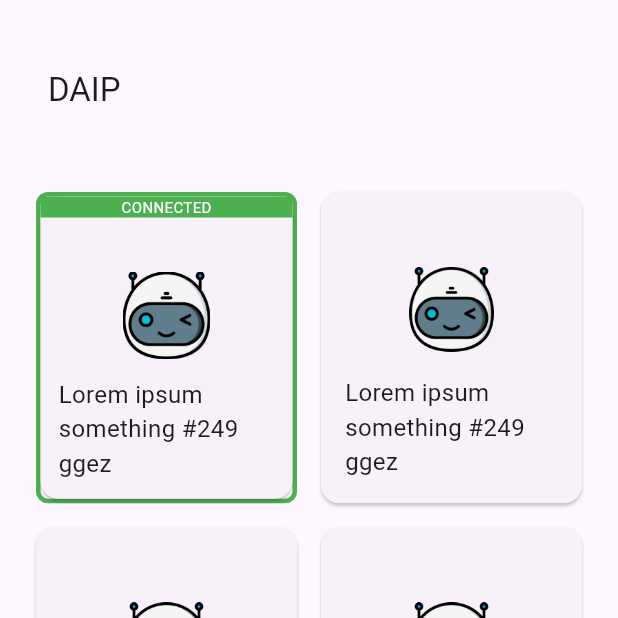
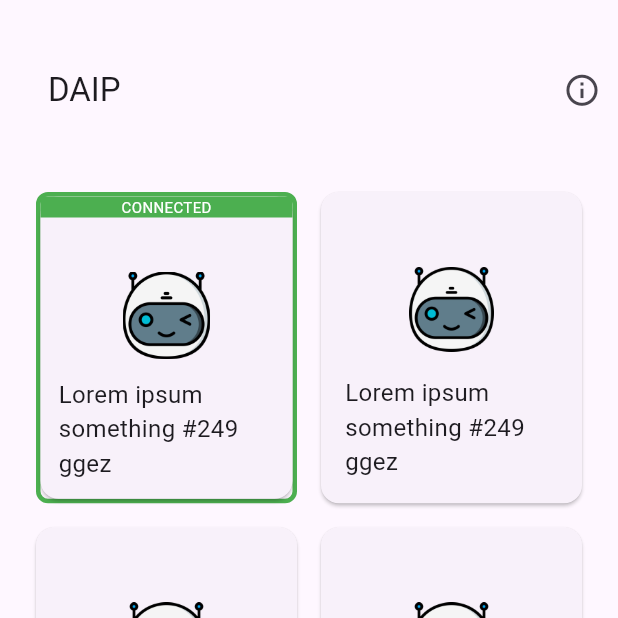
Before and after one commit to mavihS-0/daip, a Flutter app: the screen it shows after launch, on a phone screen of 412 x 824 dp, the top half of it. Run offline on Flutter 3.47's test engine with Material 3 defaults, Android fonts, the phone set to English and light mode, and no system bars; our stand-ins replace flutter_blue_plus, get, google_maps_flutter.

Commit message:
adding icons (ieee and epics)

```diff
--- a/lib/widgets/home_handler.dart
+++ b/lib/widgets/home_handler.dart
@@ -13,6 +13,22 @@ class HomeWidget extends StatelessWidget {
           padding: const EdgeInsets.symmetric(horizontal: 16.0),
           child: Text("DAIP"),
         ),
+        // actions: [
+        //   Padding(
+        //     padding: const EdgeInsets.all(8.0),
+        //     child: Image.asset('images/epics.webp',fit: BoxFit.fitHeight,height: 20,),
+        //   ),
+        //   Padding(
+        //     padding: const EdgeInsets.all(8.0),
+        //     child: Image.asset('images/ieee.png',fit: BoxFit.fitHeight,height: 30,),
+        //   ),
+        // ]
+        actions: [
+          IconButton(
+            onPressed: (){},
+            icon: Icon(Icons.info_outline,size: 25,)
+          ),
+        ],
       ),
       body: Padding(
         padding: const EdgeInsets.symmetric(horizontal: 16.0),
--- a/pubspec.yaml
+++ b/pubspec.yaml
@@ -64,6 +64,8 @@ flutter:
   # To add assets to your application, add an assets section, like this:
   assets:
    - images/bot.png
+   - images/ieee.png
+   - images/epics.webp
   #   - images/a_dot_ham.jpeg
 
   # An image asset can refer to one or more resolution-specific "variants", see
```
Also changed, not shown: images/epics.webp (added), images/ieee.png (added), pubspec.lock.
